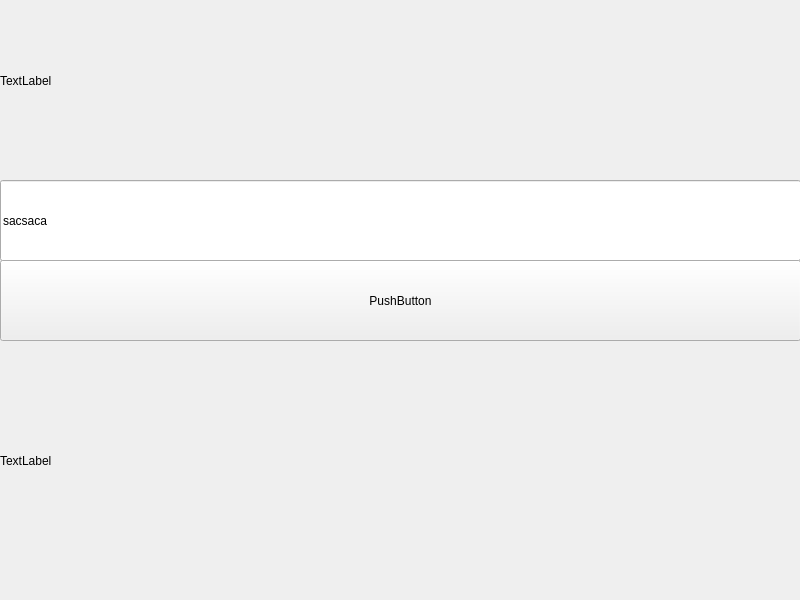
The window that untitled.ui (2111325-Bellerose-Olivier/LOliveEtLeMerle) describes before a commit, drawn with Qt 5.
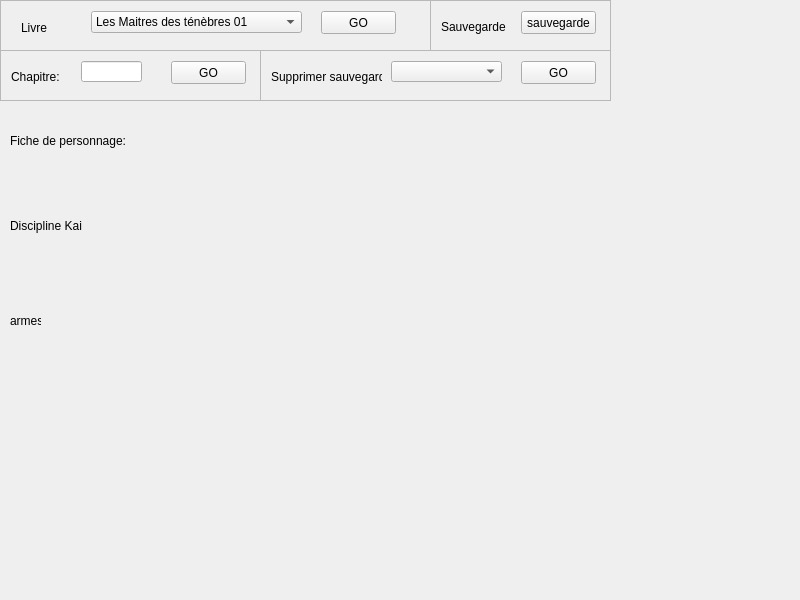
The same window after the commit.

```diff
--- a/untitled.ui
+++ b/untitled.ui
@@ -14,56 +14,277 @@
    <string>MainWindow</string>
   </property>
   <widget class="QWidget" name="centralwidget">
-   <widget class="QLabel" name="label">
-    <property name="geometry">
-     <rect>
-      <x>0</x>
-      <y>0</y>
-      <width>801</width>
-      <height>161</height>
-     </rect>
-    </property>
-    <property name="text">
-     <string>TextLabel</string>
-    </property>
-   </widget>
-   <widget class="QLineEdit" name="lineEdit">
-    <property name="geometry">
-     <rect>
-      <x>0</x>
-      <y>180</y>
-      <width>801</width>
-      <height>81</height>
-     </rect>
-    </property>
-    <property name="text">
-     <string>sacsaca</string>
-    </property>
-   </widget>
-   <widget class="QPushButton" name="pushButton">
-    <property name="geometry">
-     <rect>
-      <x>0</x>
-      <y>260</y>
-      <width>801</width>
-      <height>81</height>
-     </rect>
-    </property>
-    <property name="text">
-     <string>PushButton</string>
-    </property>
-   </widget>
    <widget class="QLabel" name="label_2">
     <property name="geometry">
      <rect>
+      <x>10</x>
+      <y>120</y>
+      <width>131</width>
+      <height>41</height>
+     </rect>
+    </property>
+    <property name="text">
+     <string>Fiche de personnage:</string>
+    </property>
+   </widget>
+   <widget class="QScrollArea" name="chapitre">
+    <property name="geometry">
+     <rect>
       <x>0</x>
-      <y>340</y>
-      <width>801</width>
-      <height>241</height>
+      <y>50</y>
+      <width>261</width>
+      <height>51</height>
      </rect>
     </property>
+    <property name="widgetResizable">
+     <bool>true</bool>
+    </property>
+    <widget class="QWidget" name="scrollAreaWidgetContents">
+     <property name="geometry">
+      <rect>
+       <x>0</x>
+       <y>0</y>
+       <width>259</width>
+       <height>49</height>
+      </rect>
+     </property>
+     <widget class="QLineEdit" name="LineEditChapitre">
+      <property name="geometry">
+       <rect>
+        <x>80</x>
+        <y>10</y>
+        <width>61</width>
+        <height>21</height>
+       </rect>
+      </property>
+      <property name="text">
+       <string/>
+      </property>
+     </widget>
+     <widget class="QPushButton" name="buttonChapitre">
+      <property name="geometry">
+       <rect>
+        <x>170</x>
+        <y>10</y>
+        <width>75</width>
+        <height>23</height>
+       </rect>
+      </property>
+      <property name="text">
+       <string>GO</string>
+      </property>
+     </widget>
+     <widget class="QLabel" name="label">
+      <property name="geometry">
+       <rect>
+        <x>10</x>
+        <y>10</y>
+        <width>71</width>
+        <height>31</height>
+       </rect>
+      </property>
+      <property name="text">
+       <string>Chapitre:</string>
+      </property>
+     </widget>
+    </widget>
+   </widget>
+   <widget class="QLabel" name="label_3">
+    <property name="geometry">
+     <rect>
+      <x>10</x>
+      <y>210</y>
+      <width>131</width>
+      <height>31</height>
+     </rect>
+    </property>
     <property name="text">
-     <string>TextLabel</string>
+     <string>Discipline Kai</string>
+    </property>
+   </widget>
+   <widget class="QScrollArea" name="sauvegarde">
+    <property name="geometry">
+     <rect>
+      <x>430</x>
+      <y>0</y>
+      <width>181</width>
+      <height>51</height>
+     </rect>
+    </property>
+    <property name="widgetResizable">
+     <bool>true</bool>
+    </property>
+    <widget class="QWidget" name="scrollAreaWidgetContents_2">
+     <property name="geometry">
+      <rect>
+       <x>0</x>
+       <y>0</y>
+       <width>179</width>
+       <height>49</height>
+      </rect>
+     </property>
+     <widget class="QLabel" name="label_4">
+      <property name="geometry">
+       <rect>
+        <x>10</x>
+        <y>10</y>
+        <width>71</width>
+        <height>31</height>
+       </rect>
+      </property>
+      <property name="text">
+       <string>Sauvegarde</string>
+      </property>
+     </widget>
+     <widget class="QPushButton" name="buttonSauvegarde">
+      <property name="geometry">
+       <rect>
+        <x>90</x>
+        <y>10</y>
+        <width>75</width>
+        <height>23</height>
+       </rect>
+      </property>
+      <property name="text">
+       <string>sauvegarde</string>
+      </property>
+     </widget>
+    </widget>
+   </widget>
+   <widget class="QScrollArea" name="chapitre_2">
+    <property name="geometry">
+     <rect>
+      <x>0</x>
+      <y>0</y>
+      <width>431</width>
+      <height>51</height>
+     </rect>
+    </property>
+    <property name="widgetResizable">
+     <bool>true</bool>
+    </property>
+    <widget class="QWidget" name="scrollAreaWidgetContents_3">
+     <property name="geometry">
+      <rect>
+       <x>0</x>
+       <y>0</y>
+       <width>429</width>
+       <height>49</height>
+      </rect>
+     </property>
+     <widget class="QPushButton" name="buttonLivre">
+      <property name="geometry">
+       <rect>
+        <x>320</x>
+        <y>10</y>
+        <width>75</width>
+        <height>23</height>
+       </rect>
+      </property>
+      <property name="text">
+       <string>GO</string>
+      </property>
+     </widget>
+     <widget class="QLabel" name="label_5">
+      <property name="geometry">
+       <rect>
+        <x>20</x>
+        <y>20</y>
+        <width>47</width>
+        <height>13</height>
+       </rect>
+      </property>
+      <property name="text">
+       <string>Livre</string>
+      </property>
+     </widget>
+     <widget class="QComboBox" name="comboBoxLivre">
+      <property name="geometry">
+       <rect>
+        <x>90</x>
+        <y>10</y>
+        <width>211</width>
+        <height>22</height>
+       </rect>
+      </property>
+      <item>
+       <property name="text">
+        <string>Les Maitres des ténèbres 01</string>
+       </property>
+      </item>
+     </widget>
+    </widget>
+   </widget>
+   <widget class="QScrollArea" name="chapitre_3">
+    <property name="geometry">
+     <rect>
+      <x>260</x>
+      <y>50</y>
+      <width>351</width>
+      <height>51</height>
+     </rect>
+    </property>
+    <property name="widgetResizable">
+     <bool>true</bool>
+    </property>
+    <widget class="QWidget" name="scrollAreaWidgetContents_4">
+     <property name="geometry">
+      <rect>
+       <x>0</x>
+       <y>0</y>
+       <width>349</width>
+       <height>49</height>
+      </rect>
+     </property>
+     <widget class="QPushButton" name="buttonSuppSauvegarde">
+      <property name="geometry">
+       <rect>
+        <x>260</x>
+        <y>10</y>
+        <width>75</width>
+        <height>23</height>
+       </rect>
+      </property>
+      <property name="text">
+       <string>GO</string>
+      </property>
+     </widget>
+     <widget class="QLabel" name="label_6">
+      <property name="geometry">
+       <rect>
+        <x>10</x>
+        <y>10</y>
+        <width>111</width>
+        <height>31</height>
+       </rect>
+      </property>
+      <property name="text">
+       <string>Supprimer sauvegarde</string>
+      </property>
+     </widget>
+     <widget class="QComboBox" name="comboBoxSuppSauvegarde">
+      <property name="geometry">
+       <rect>
+        <x>130</x>
+        <y>10</y>
+        <width>111</width>
+        <height>21</height>
+       </rect>
+      </property>
+     </widget>
+    </widget>
+   </widget>
+   <widget class="QLabel" name="label_7">
+    <property name="geometry">
+     <rect>
+      <x>10</x>
+      <y>310</y>
+      <width>31</width>
+      <height>21</height>
+     </rect>
+    </property>
+    <property name="text">
+     <string>armes</string>
     </property>
    </widget>
   </widget>
```
